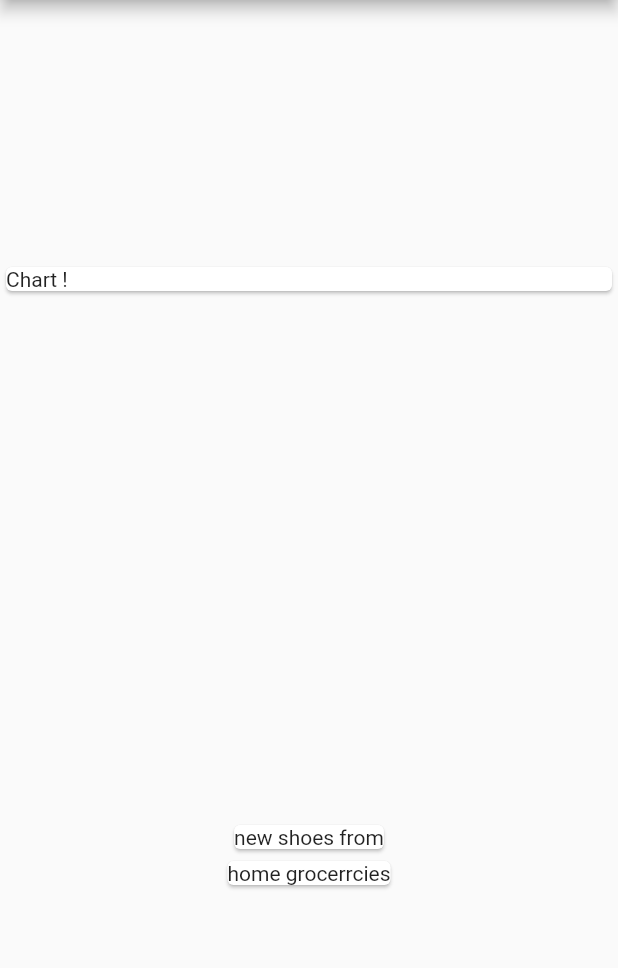
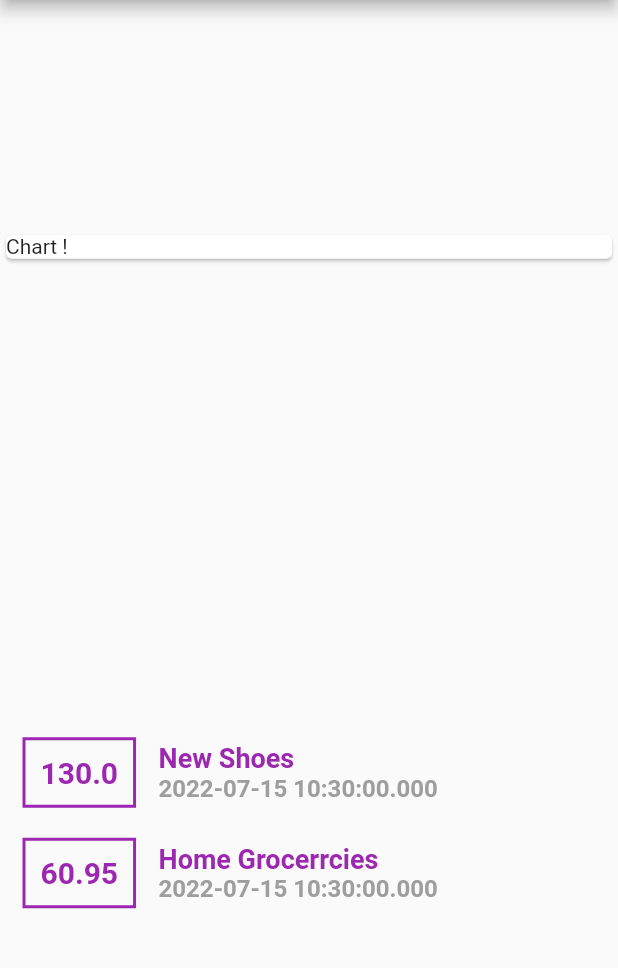
Before and after one commit to mkashifwahid/flutter_expense_app, a Flutter app: the screen it shows after launch, on a phone screen of 412 x 824 dp, the part 84-1052 px from its top. Run offline on Flutter 3.47's test engine with Material 2 defaults, Android fonts, the phone set to English and light mode, and no system bars.

Commit message:
Improve App

```diff
--- a/lib/main.dart
+++ b/lib/main.dart
@@ -53,11 +53,11 @@ class _MyHomePageState extends State<MyHomePage> {
   Widget build(BuildContext context) {
     final List<Transactions> transactions = [
       Transactions(
-          id: 1, title: 'new shoes from', amount: 130, date: DateTime.now()),
+          id: 1, title: 'New Shoes', amount: 130, date: DateTime.now()),
       Transactions(
           id: 2,
-          title: 'home grocerrcies',
-          amount: 160.95,
+          title: 'Home Grocerrcies',
+          amount: 60.95,
           date: DateTime.now()),
     ];
     // This method is rerun every time setState is called, for instance as done
@@ -102,8 +102,44 @@ class _MyHomePageState extends State<MyHomePage> {
           ),
           Column(
             children: transactions.map((tx) {
-              return Card(
-                child: Text(tx.title),
+              return Row(
+                children: <Widget>[
+                  Container(
+                    margin: const EdgeInsets.symmetric(
+                        vertical: 10, horizontal: 15),
+                    padding: const EdgeInsets.all(10),
+                    decoration: BoxDecoration(
+                      border: Border.all(width: 2, color: Colors.purple),
+                    ),
+                    child: Text(tx.amount.toString(),
+                        style: const TextStyle(
+                          fontWeight: FontWeight.bold,
+                          color: Colors.purple,
+                          fontSize: 20,
+                        )),
+                  ),
+                  Column(
+                    crossAxisAlignment: CrossAxisAlignment.start,
+                    children: [
+                      Text(
+                        tx.title,
+                        style: const TextStyle(
+                          fontSize: 18,
+                          color: Colors.purple,
+                          fontWeight: FontWeight.bold,
+                        ),
+                      ),
+                      Text(
+                        tx.date.toString(),
+                        style: const TextStyle(
+                          fontSize: 16,
+                          color: Colors.grey,
+                          fontWeight: FontWeight.bold,
+                        ),
+                      )
+                    ],
+                  )
+                ],
               );
             }).toList(),
           )
```
